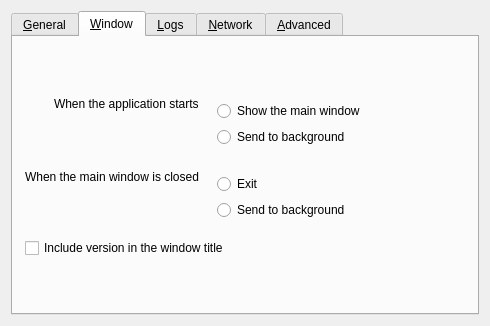
The window that src/lib/gui/dialogs/SettingsDialog.ui (yusoofsh/deskflow) describes before a commit, drawn with Qt 5.
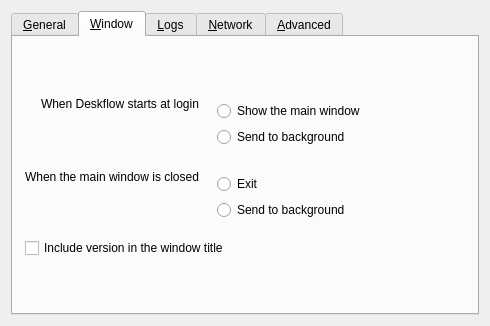
The same window after the commit. The open tabs and pages were chosen to show the change. Icons and pictures are not drawn.

Commit message:
feat(gui): name the start at login setting after what it now controls
The start setting now applies only to a start at login, so the row label
"When the application starts" becomes "When Deskflow starts at login".

The build runs lupdate, which marks the old label's translations as
vanished and adds the new label as unfinished. The translation files are
updated in this commit so the CI check for unexpected repo changes
passes.

```diff
--- a/src/lib/gui/dialogs/SettingsDialog.ui
+++ b/src/lib/gui/dialogs/SettingsDialog.ui
@@ -180,7 +180,7 @@
          <item row="0" column="0">
           <widget class="QLabel" name="label_3">
            <property name="text">
-            <string>When the application starts</string>
+            <string>When Deskflow starts at login</string>
            </property>
           </widget>
          </item>
```
The commit also changes 6 other files.
